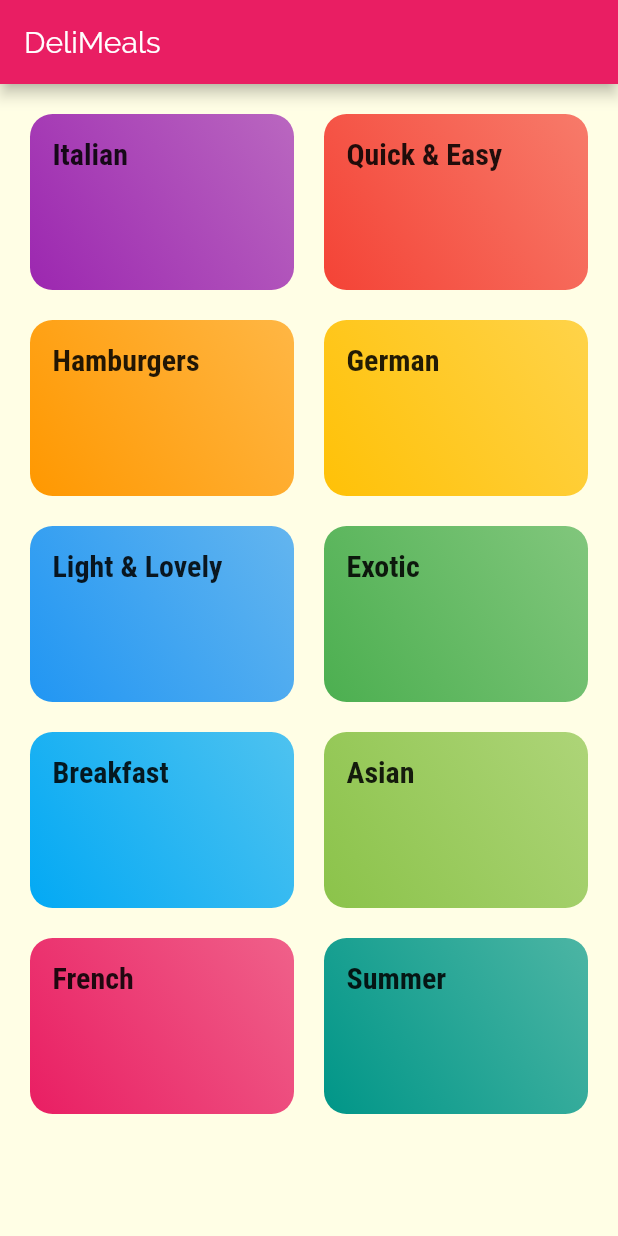
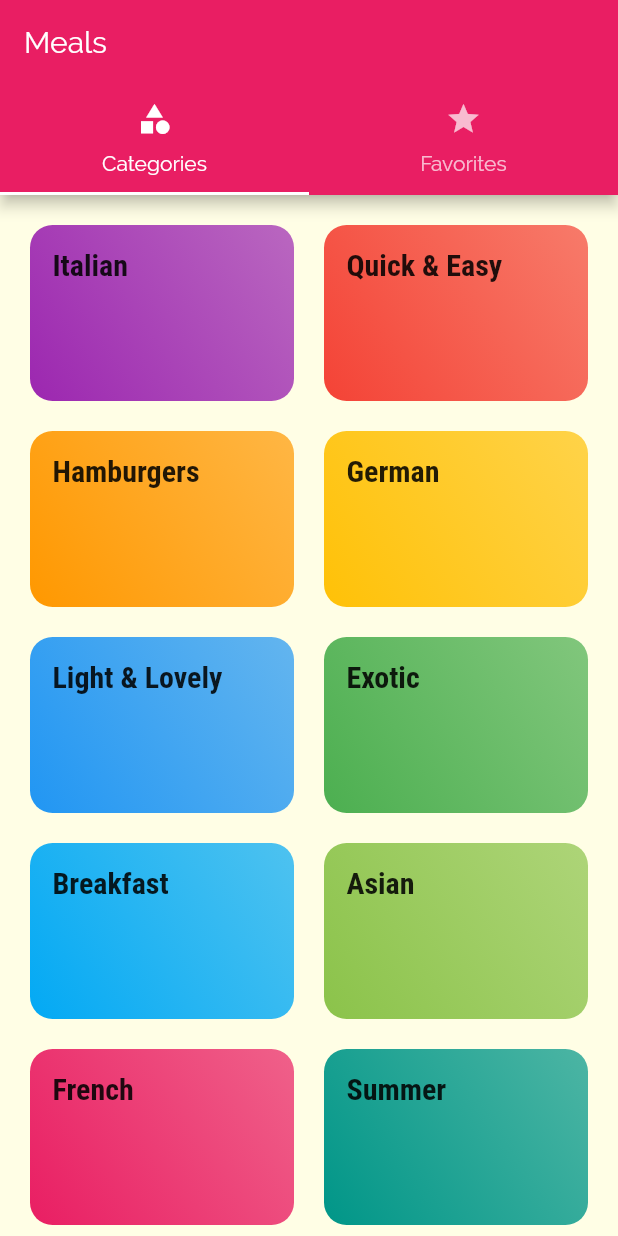
Before and after one commit to magerngulik/meals_app, a Flutter app: the screen it shows after launch, on a phone screen of 412 x 824 dp. Run offline on Flutter 3.47's test engine with Material 2 defaults, Android fonts, the phone set to English and light mode, and no system bars; missing offline and left inert: dart:html.

Commit message:
174 adding a tabbar to the appbar

```diff
--- a/lib/main.dart
+++ b/lib/main.dart
@@ -1,5 +1,6 @@
 import 'package:flutter/material.dart';
 import 'package:meals_app/screens/meal_detail_screen.dart';
+import 'package:meals_app/screens/tabs_screen.dart';
 import './screens/categories_screens.dart';
 import './screens//categories_meals_sceens.dart';
 import './screens/meal_detail_screen.dart';
@@ -23,9 +24,10 @@ class MyApp extends StatelessWidget {
       ),
       // home: CategoriesScreen(), kalau menambahkan '/' dalam route maka akan membaca '/' sebagai route awal
       routes: {
-        '/': (context) => CategoriesScreen(),
+        '/': (context) => TabsScreen(),
         CategoriesMealsScreen.routeName: (context) => CategoriesMealsScreen(),
-        MealDetailScreens.routeName: (context) => MealDetailScreens()
+        MealDetailScreens.routeName: (context) => MealDetailScreens(),
+        // TabsScreen.routeName: (context) => TabsScreen(),
       },
       onGenerateRoute: (settings) {
         print(settings.arguments);
--- a/lib/screens/categories_screens.dart
+++ b/lib/screens/categories_screens.dart
@@ -6,9 +6,7 @@ import '../widgets/categories_items.dart';
 class CategoriesScreen extends StatelessWidget {
   @override
   Widget build(BuildContext context) {
-    return Scaffold(
-        appBar: AppBar(title: Text('DeliMeals')),
-        body: GridView(
+    return GridView(
         padding: EdgeInsets.all(20),
         children: DUMMY_CATEGORIES
             .map(
@@ -24,7 +22,6 @@ class CategoriesScreen extends StatelessWidget {
           childAspectRatio: 3 / 2,
           crossAxisSpacing: 20,
           mainAxisSpacing: 20,
-          ),
         ));
   }
 }
--- /dev/null
+++ b/lib/screens/favorite_screen.dart
@@ -0,0 +1,14 @@
+import 'package:flutter/material.dart';
+import 'package:flutter/src/foundation/key.dart';
+import 'package:flutter/src/widgets/framework.dart';
+
+class FavoriteScreen extends StatelessWidget {
+  @override
+  Widget build(BuildContext context) {
+    return Scaffold(
+      body: Center(
+        child: Text('Favorites Screen'),
+      ),
+    );
+  }
+}
--- /dev/null
+++ b/lib/screens/tabs_screen.dart
@@ -0,0 +1,36 @@
+import 'package:flutter/src/foundation/key.dart';
+import 'package:flutter/src/widgets/framework.dart';
+import 'package:flutter/material.dart';
+import '../screens/categories_screens.dart';
+import '../screens/favorite_screen.dart';
+
+class TabsScreen extends StatefulWidget {
+  static const routeName = '/TabsScreen';
+  @override
+  State<TabsScreen> createState() => _TabsScreenState();
+}
+
+class _TabsScreenState extends State<TabsScreen> {
+  @override
+  Widget build(BuildContext context) {
+    return DefaultTabController(
+      length: 2,
+      child: Scaffold(
+        appBar: AppBar(
+          title: Text('Meals'),
+          bottom: TabBar(tabs: [
+            Tab(
+              icon: Icon(Icons.category),
+              text: 'Categories',
+            ),
+            Tab(
+              icon: Icon(Icons.star),
+              text: 'Favorites',
+            ),
+          ]),
+        ),
+        body: TabBarView(children: [CategoriesScreen(), FavoriteScreen()]),
+      ),
+    );
+  }
+}
```
Lines whose indentation alone changed are shown as unchanged.
